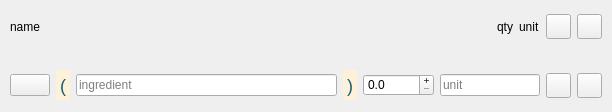
First picture: the form in UI/ingredient_item.ui, repository juvarlet/a_table, before the edit.
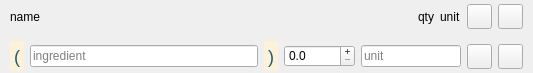
Second picture: the form after the edit. Icons and pictures are not drawn.

The edit to the form file:
```diff
--- a/UI/ingredient_item.ui
+++ b/UI/ingredient_item.ui
@@ -6,8 +6,8 @@
    <rect>
     <x>0</x>
     <y>0</y>
-    <width>612</width>
-    <height>112</height>
+    <width>533</width>
+    <height>73</height>
    </rect>
   </property>
   <property name="windowTitle">
@@ -160,13 +160,6 @@
       <property name="bottomMargin">
        <number>0</number>
       </property>
-      <item>
-       <widget class="QPushButton" name="pushButton">
-        <property name="text">
-         <string/>
-        </property>
-       </widget>
-      </item>
       <item>
        <widget class="QPushButton" name="btn_ing_is_optional">
         <property name="sizePolicy">
```
Left out of the diff: 18 changed lines with no effect on the pictures.
